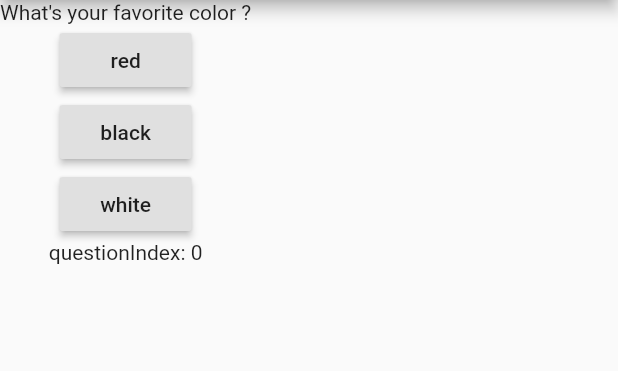
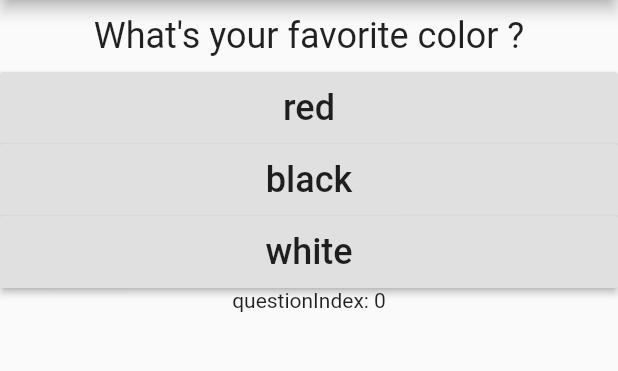
Before and after one commit to boyk0/first-flutter-app, a Flutter app: the screen it shows after launch, on a phone screen of 412 x 824 dp, the part 84-455 px from its top. Run offline on Flutter 3.47's test engine with Material 2 defaults, Android fonts, the phone set to English and light mode, and no system bars.

Commit message:
add styles

```diff
--- a/lib/main.dart
+++ b/lib/main.dart
@@ -39,7 +39,7 @@ class _MyAppState extends State<MyApp> {
         ),
         body: Column(
           children: [
-            Text(questions.elementAt(_questionIndex)),
+            Question(questions.elementAt(_questionIndex)),
             RaisedButton(
               child: Question(answers[_questionIndex][0]),
               onPressed: _answerQuestion,
--- a/lib/question.dart
+++ b/lib/question.dart
@@ -7,6 +7,14 @@ class Question extends StatelessWidget {
 
   @override
   Widget build(BuildContext context) {
-    return Text(questionText);
+    return Container(
+      width: double.infinity,
+      margin: EdgeInsets.all(10),
+      child: Text(
+        questionText,
+        style: TextStyle(fontSize: 24),
+        textAlign: TextAlign.center,
+      )
+    );
   }
 }
```
